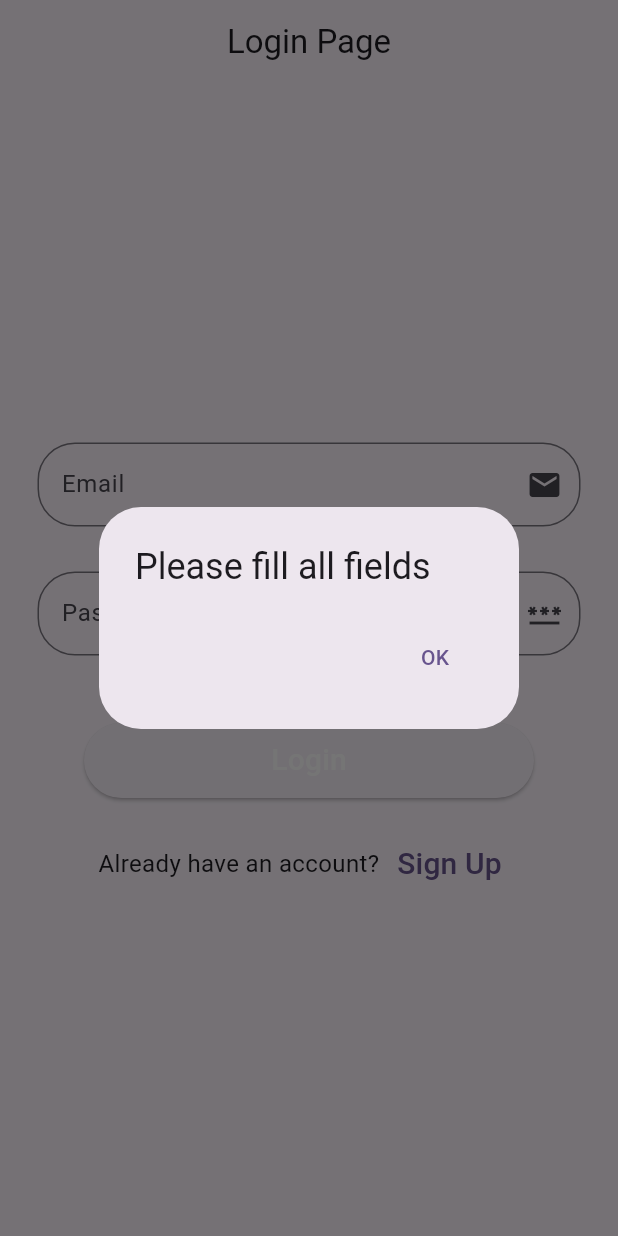
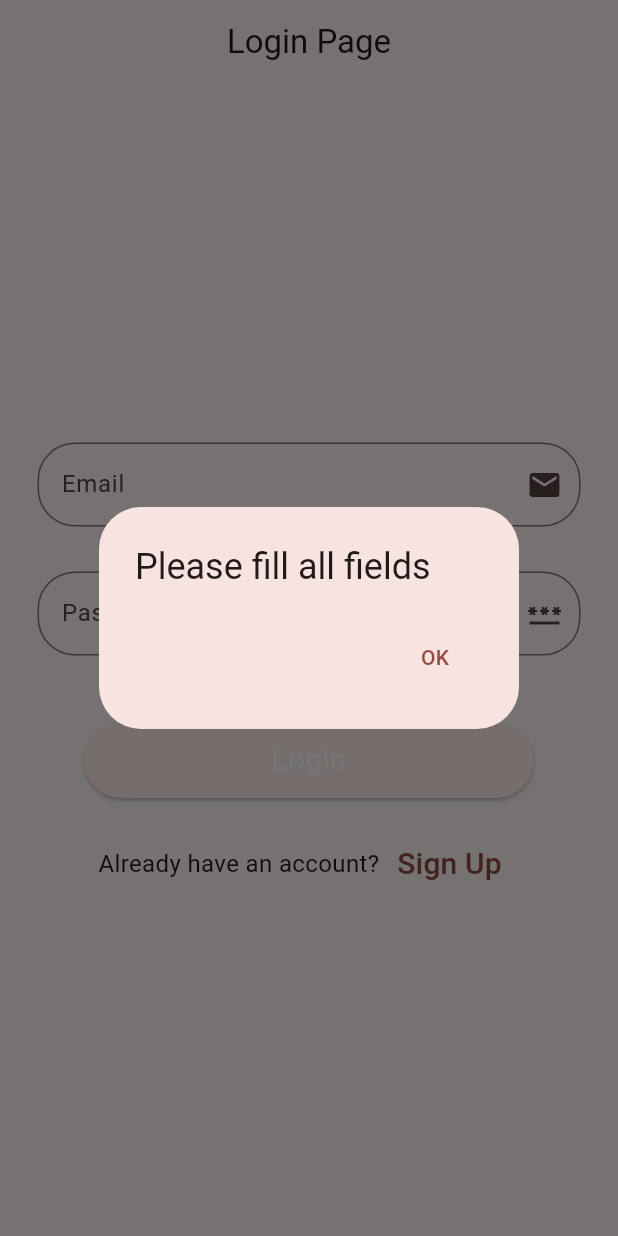
Before and after one commit to ak2104/flutter-authentication, a Flutter app: the screen it shows after launch, after a tap on "Login", on a phone screen of 412 x 824 dp. Run offline on Flutter 3.47's test engine with Material 3 defaults, Android fonts, the phone set to English and light mode, and no system bars; our stand-ins replace firebase_auth, firebase_core; accounts and stored records are empty; generated files the repository leaves out were written again.

```diff
--- a/lib/main.dart
+++ b/lib/main.dart
@@ -1,37 +1,39 @@
+// ignore_for_file: prefer_const_constructors
+
+import 'package:authentication/firebase_options.dart';
 import 'package:authentication/loginpage.dart';
 import 'package:firebase_core/firebase_core.dart';
 import 'package:flutter/material.dart';
 
-void main()async{
+void main() async {
   WidgetsFlutterBinding.ensureInitialized();
-  await Firebase.initializeApp();
+  await Firebase.initializeApp(options: DefaultFirebaseOptions.currentPlatform);
+
+  //runApp(const LoginPage());
   runApp(const MyApp());
 }
 
 class MyApp extends StatelessWidget {
   const MyApp({super.key});
 
-   @override
+  @override
   Widget build(BuildContext context) {
     return MaterialApp(
       title: 'Flutter Demo',
       theme: ThemeData(
-
-        colorScheme: ColorScheme.fromSeed(seedColor: Colors.deepPurple),
-
+        colorScheme: ColorScheme.fromSeed(seedColor: Colors.red),
       ),
+      debugShowCheckedModeBanner: false,
       home: LoginPage(),
-      debugShowCheckedModeBanner: false,
+      //home: CheckUser(),
     );
   }
 }
 
 class MyHomePage extends StatefulWidget {
-  const MyHomePage({super.key, required this.title});
+  const MyHomePage({super.key, required String title});
 
-
-
-  final String title;
+  // final String title;
 
   @override
   State<MyHomePage> createState() => _MyHomePageState();
@@ -46,16 +48,22 @@ class _MyHomePageState extends State<MyHomePage> {
     });
   }
 
+  // logOut() async {
+  //   FirebaseAuth.instance.signOut().then((value) {
+  //     Navigator.pushReplacement(
+  //         context, MaterialPageRoute(builder: (context) => LoginPage()));
+  //   });
+  // }
+
   @override
   Widget build(BuildContext context) {
     return Scaffold(
       appBar: AppBar(
         backgroundColor: Theme.of(context).colorScheme.inversePrimary,
-        title: Text(widget.title),
+        title: Text(""),
       ),
       body: Center(
         child: Column(
-
           mainAxisAlignment: MainAxisAlignment.center,
           children: <Widget>[
             const Text(
@@ -73,8 +81,6 @@ class _MyHomePageState extends State<MyHomePage> {
         tooltip: 'Increment',
         child: const Icon(Icons.add),
       ),
-
-      // This trailing comma makes auto-formatting nicer for build methods.
     );
   }
 }
--- a/lib/signuppage.dart
+++ b/lib/signuppage.dart
@@ -1,3 +1,5 @@
+// ignore_for_file: prefer_const_constructors
+
 import 'package:authentication/main.dart';
 import 'package:authentication/uihelper.dart';
 import 'package:firebase_auth/firebase_auth.dart';
@@ -29,6 +31,7 @@ class _SignUpPageState extends State<SignUpPage> {
                   builder: (context) => MyHomePage(title: "HomePage")));
         });
       } on FirebaseAuthException catch (ex) {
+        // ignore: use_build_context_synchronously
         return UiHelper.CustomAlertBox(context, ex.code.toString());
       }
     }
--- a/pubspec.yaml
+++ b/pubspec.yaml
@@ -35,8 +35,8 @@ dependencies:
   # The following adds the Cupertino Icons font to your application.
   # Use with the CupertinoIcons class for iOS style icons.
   cupertino_icons: ^1.0.2
-  firebase_core: ^2.27.1
-  firebase_auth: ^4.17.9
+  firebase_core: ^2.27.0
+  firebase_auth: ^4.17.8
 
 dev_dependencies:
   flutter_test:
```
Also changed, not shown: lib/loginpage.dart (+8 -0 lines), 2 other files.
